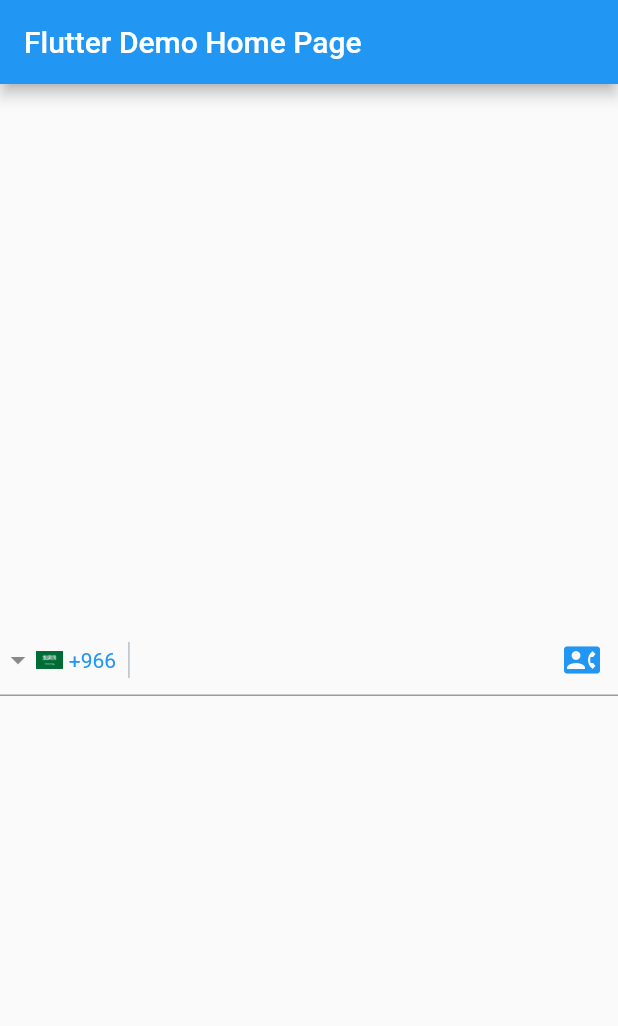
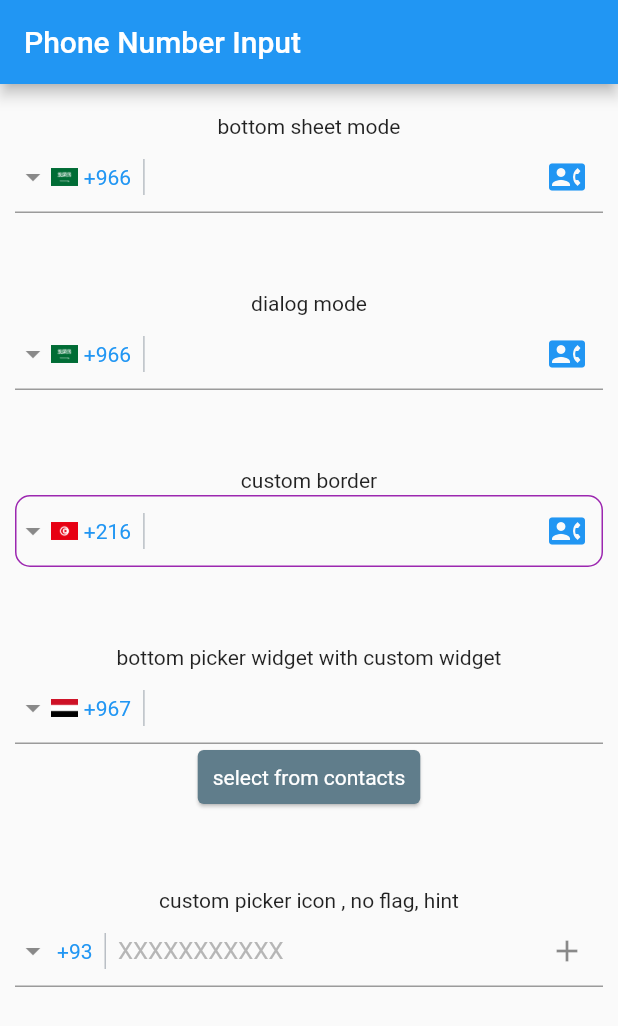
Before and after one commit to WahidNasri/extended_phone_number_input, a Flutter app: the screen it shows after launch, on a phone screen of 412 x 824 dp. Shown: the top 1026 px of the screen. Run offline on Flutter 3.47's test engine with Material 2 defaults, Android fonts, the phone set to English and light mode, and no system bars; missing offline and left inert: fluttercontactpicker, phone_numbers_parser.

Commit message:
update example

```diff
--- a/example/lib/main.dart
+++ b/example/lib/main.dart
@@ -1,3 +1,4 @@
+import 'package:extended_phone_number_input/consts/enums.dart';
 import 'package:extended_phone_number_input/phone_number_input.dart';
 import 'package:flutter/material.dart';
 
@@ -12,20 +13,10 @@ class MyApp extends StatelessWidget {
   @override
   Widget build(BuildContext context) {
     return MaterialApp(
-      title: 'Flutter Demo',
       theme: ThemeData(
-        // This is the theme of your application.
-        //
-        // Try running your application with "flutter run". You'll see the
-        // application has a blue toolbar. Then, without quitting the app, try
-        // changing the primarySwatch below to Colors.green and then invoke
-        // "hot reload" (press "r" in the console where you ran "flutter run",
-        // or simply save your changes to "hot reload" in a Flutter IDE).
-        // Notice that the counter didn't reset back to zero; the application
-        // is not restarted.
         primarySwatch: Colors.blue,
       ),
-      home: const MyHomePage(title: 'Flutter Demo Home Page'),
+      home: const MyHomePage(title: 'Phone Number Input'),
     );
   }
 }
@@ -39,20 +30,88 @@ class MyHomePage extends StatefulWidget {
 }
 
 class _MyHomePageState extends State<MyHomePage> {
-
   @override
   Widget build(BuildContext context) {
-
     return Scaffold(
       appBar: AppBar(
         title: Text(widget.title),
       ),
-      body: Center(
-        child: Column(
-          mainAxisAlignment: MainAxisAlignment.center,
-          children: [
-              PhoneNumberInput(initialCountry: 'SA', locale: 'it'),
-          ],
+      body: SingleChildScrollView(
+        child: Padding(
+          padding: const EdgeInsets.symmetric(horizontal: 10),
+          child: Column(
+            mainAxisAlignment: MainAxisAlignment.center,
+            children: [
+              const SizedBox(
+                height: 20,
+              ),
+              const Text('bottom sheet mode'),
+              const PhoneNumberInput(
+                initialCountry: 'SA',
+                locale: 'it',
+                countryListMode: CountryListMode.bottomSheet,
+                contactsPickerPosition: ContactsPickerPosition.suffix,
+              ),
+              const SizedBox(
+                height: 50,
+              ),
+              const Text('dialog mode'),
+              const PhoneNumberInput(
+                initialCountry: 'SA',
+                locale: 'it',
+                countryListMode: CountryListMode.dialog,
+                contactsPickerPosition: ContactsPickerPosition.suffix,
+              ),
+              const SizedBox(
+                height: 50,
+              ),
+              const Text('custom border'),
+              PhoneNumberInput(
+                initialCountry: 'TN',
+                locale: 'it',
+                countryListMode: CountryListMode.dialog,
+                contactsPickerPosition: ContactsPickerPosition.suffix,
+                enabledBorder: OutlineInputBorder(
+                    borderRadius: BorderRadius.circular(10),
+                    borderSide: const BorderSide(color: Colors.purple)),
+                focusedBorder: OutlineInputBorder(
+                    borderRadius: BorderRadius.circular(10),
+                    borderSide: const BorderSide(color: Colors.purple)),
+              ),
+              const SizedBox(
+                height: 50,
+              ),
+              const Text('bottom picker widget with custom widget'),
+              const PhoneNumberInput(
+                initialCountry: 'YE',
+                locale: 'it',
+                countryListMode: CountryListMode.dialog,
+                contactsPickerPosition: ContactsPickerPosition.bottom,
+                pickContactIcon: Card(
+                  color: Colors.blueGrey,
+                  child: Padding(
+                    padding: EdgeInsets.all(10.0),
+                    child: Text(
+                      'select from contacts',
+                      style: TextStyle(color: Colors.white),
+                    ),
+                  ),
+                ),
+              ),
+              const SizedBox(
+                height: 50,
+              ),
+              const Text('custom picker icon , no flag, hint'),
+              const PhoneNumberInput(
+                locale: 'it',
+                countryListMode: CountryListMode.bottomSheet,
+                contactsPickerPosition: ContactsPickerPosition.suffix,
+                pickContactIcon: Icon(Icons.add),
+                showSelectedFlag: false,
+                hint: 'XXXXXXXXXXX',
+              ),
+            ],
+          ),
         ),
       ),
     );
```
